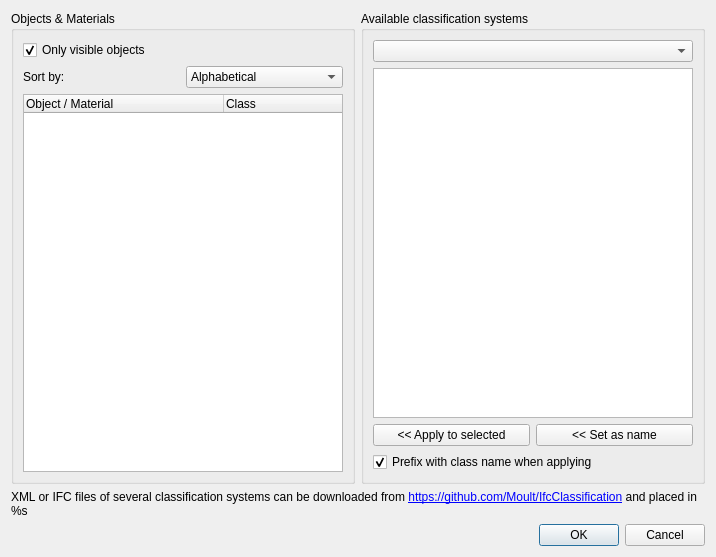
This is dialogClassification.ui in yorikvanhavre/BIM_Workbench as Qt 5 draws it before an edit. The edited form follows.
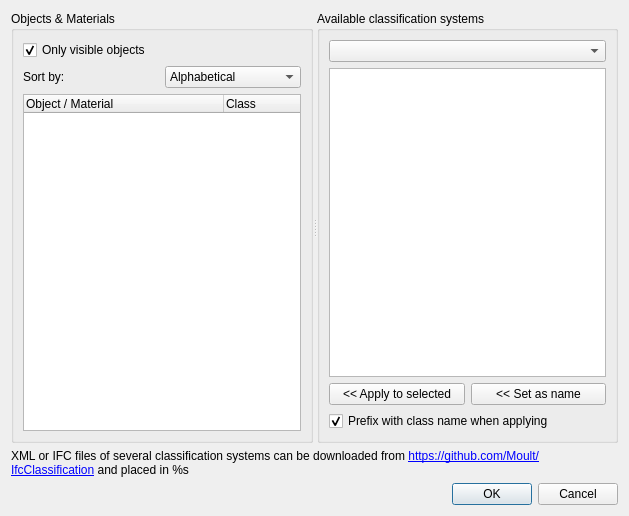
This is the edited form. Icons and pictures are not drawn.

Commit message: Fixed IfcProperties and Classification tools

Patch:
```diff
--- a/dialogClassification.ui
+++ b/dialogClassification.ui
@@ -6,8 +6,8 @@
    <rect>
     <x>0</x>
     <y>0</y>
-    <width>716</width>
-    <height>557</height>
+    <width>629</width>
+    <height>516</height>
    </rect>
   </property>
   <property name="windowTitle">
@@ -15,8 +15,16 @@
   </property>
   <layout class="QVBoxLayout" name="verticalLayout">
    <item>
-    <layout class="QHBoxLayout" name="horizontalLayout">
-     <item>
+    <widget class="QSplitter" name="splitter">
+     <property name="sizePolicy">
+      <sizepolicy hsizetype="Expanding" vsizetype="Expanding">
+       <horstretch>0</horstretch>
+       <verstretch>0</verstretch>
+      </sizepolicy>
+     </property>
+     <property name="orientation">
+      <enum>Qt::Horizontal</enum>
+     </property>
       <widget class="QGroupBox" name="groupMaterials">
        <property name="minimumSize">
         <size>
@@ -123,8 +131,6 @@
         </item>
        </layout>
       </widget>
-     </item>
-     <item>
       <widget class="QGroupBox" name="groupClasses">
        <property name="title">
         <string>Available classification systems</string>
@@ -200,8 +206,7 @@
         </item>
        </layout>
       </widget>
-     </item>
-    </layout>
+    </widget>
    </item>
    <item>
     <widget class="QLabel" name="labelDownload">
```
Left out of the diff: 6 changed lines with no effect on the pictures. Lines whose indentation alone changed are shown as unchanged. The commit also changes 5 other files.
